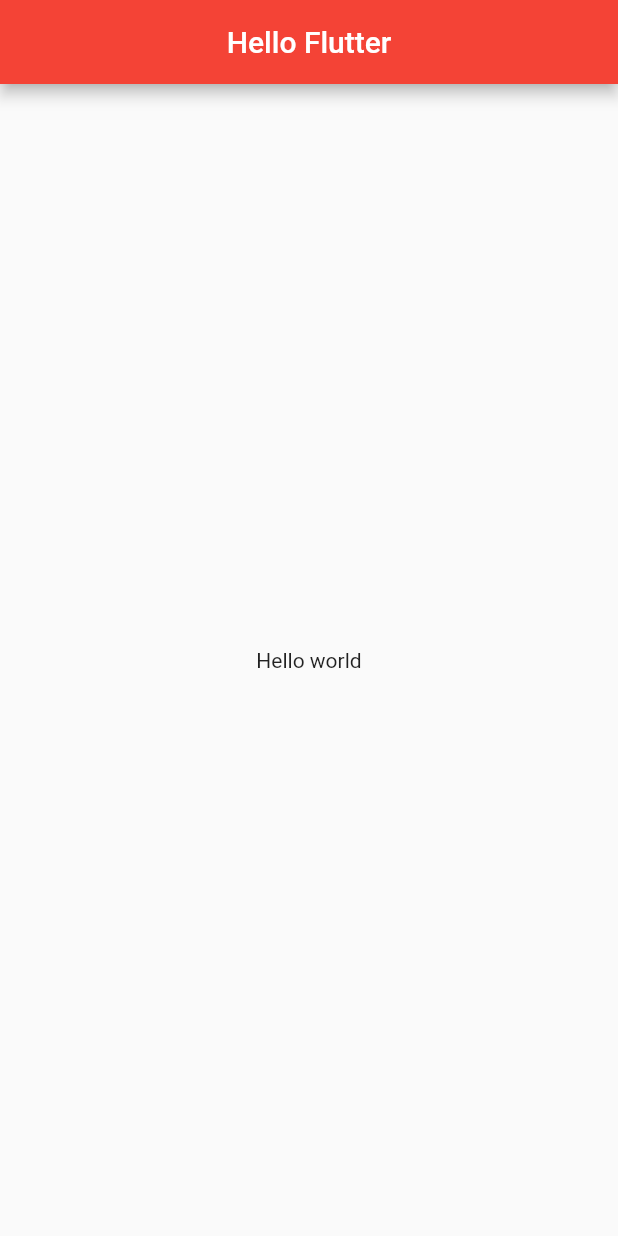
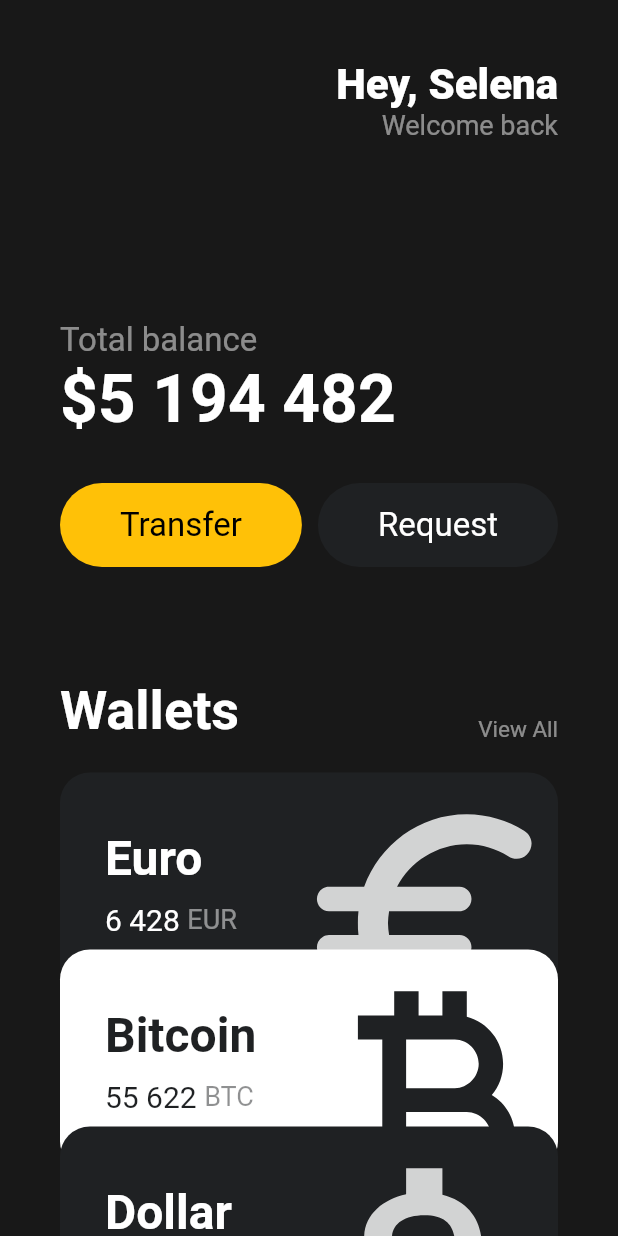
Before and after one commit to jwhwang0911/Flutter_Study, a Flutter app: the screen it shows after launch, on a phone screen of 412 x 824 dp. Run offline on Flutter 3.47's test engine with Material 2 defaults, Android fonts, the phone set to English and light mode, and no system bars.

Commit message:
Study : Flutter UI Challenge Fin

```diff
--- a/toonflix/lib/main.dart
+++ b/toonflix/lib/main.dart
@@ -1,13 +1,16 @@
-import 'package:flutter/cupertino.dart';
 import 'package:flutter/material.dart';
+import './widgets/Button.dart';
+import './widgets/cards.dart';
 
 void main() {
-  runApp(App());
+  runApp(const App());
   // root = App이라는 이름의 Widget
 }
 
 // Class 를 Widget으로 만드려면 3가지 core Widget중 하나를 상속받아야함.
 class App extends StatelessWidget {
+  const App({super.key});
+
   // StateLess Widget은 build 이름의 method를 구현해야함
   // Root Widget은 material이나 cupertino이라는 옵션을 return 해야함.
   @override
@@ -15,13 +18,148 @@ class App extends StatelessWidget {
     // Mobile app은 scaffold가 있어야함 (화면 구조)
     return MaterialApp(
       home: Scaffold(
-        appBar: AppBar(
-          title: Center(
-            child: Text('Hello Flutter'),
+        backgroundColor: const Color(0xFF181818),
+        body: Padding(
+          padding: const EdgeInsets.symmetric(horizontal: 40),
+          child: Column(
+            crossAxisAlignment: CrossAxisAlignment.start,
+            children: [
+              const SizedBox(
+                height: 40,
+              ),
+              Row(
+                mainAxisAlignment: MainAxisAlignment.end,
+                children: [
+                  Column(
+                    crossAxisAlignment: CrossAxisAlignment.end,
+                    children: [
+                      const Text(
+                        'Hey, Selena',
+                        style: TextStyle(
+                          color: Colors.white,
+                          fontSize: 28,
+                          fontWeight: FontWeight.w800,
+                        ),
+                      ),
+                      Text(
+                        'Welcome back',
+                        style: TextStyle(
+                          color: Colors.white.withOpacity(0.5),
+                          fontSize: 18,
+                        ),
+                      ),
+                    ],
+                  )
+                ],
+              ),
+              const SizedBox(
+                height: 120,
+              ),
+              Text(
+                'Total balance',
+                style: TextStyle(
+                  color: Colors.white.withOpacity(0.5),
+                  fontSize: 22,
+                ),
+              ),
+              const Text(
+                '\$5 194 482',
+                style: TextStyle(
+                  color: Colors.white,
+                  fontSize: 44,
+                  fontWeight: FontWeight.w600,
+                ),
+              ),
+              const SizedBox(
+                height: 30,
+              ),
+              const Row(
+                mainAxisAlignment: MainAxisAlignment.spaceBetween,
+                children: [
+                  Button(
+                    text: 'Transfer',
+                    bgColor: Colors.amber,
+                    textColor: Colors.black,
+                  ),
+                  Button(
+                    text: 'Request',
+                    bgColor: Color(0xFF1F2123),
+                    textColor: Colors.white,
+                  )
+                ],
+              ),
+              const SizedBox(
+                height: 75,
+              ),
+              Row(
+                crossAxisAlignment: CrossAxisAlignment.end,
+                mainAxisAlignment: MainAxisAlignment.spaceBetween,
+                children: [
+                  const Text(
+                    'Wallets',
+                    style: TextStyle(
+                      color: Colors.white,
+                      fontSize: 36,
+                      fontWeight: FontWeight.w600,
+                    ),
+                  ),
+                  Text(
+                    'View All',
+                    style: TextStyle(
+                      color: Colors.white.withOpacity(0.5),
+                      fontSize: 15,
+                    ),
+                  ),
+                ],
+              ),
+              const SizedBox(
+                height: 20,
+              ),
+              Cards(
+                dollertype: "Euro",
+                bgColor: const Color(0xFF1F2123),
+                fontColor: Colors.white,
+                moneyAmount: "6 428",
+                dollorread: "EUR",
+                iconType: Icon(
+                  Icons.euro_rounded,
+                  color: Colors.white.withOpacity(0.8),
+                  size: 88,
+                ),
+              ),
+              Transform.translate(
+                offset: const Offset(0, -30),
+                child: const Cards(
+                  dollertype: "Bitcoin",
+                  fontColor: Color(0xFF1F2123),
+                  bgColor: Colors.white,
+                  moneyAmount: "55 622",
+                  dollorread: "BTC",
+                  iconType: Icon(
+                    Icons.currency_bitcoin,
+                    color: Color(0xFF1F2123),
+                    size: 88,
+                  ),
+                ),
+              ),
+              Transform.translate(
+                offset: const Offset(0, -60),
+                child: Cards(
+                  dollertype: "Dollar",
+                  bgColor: const Color(0xFF1F2123),
+                  fontColor: Colors.white,
+                  moneyAmount: "9 513",
+                  dollorread: "USD",
+                  iconType: Icon(
+                    Icons.attach_money_outlined,
+                    color: Colors.white.withOpacity(0.8),
+                    size: 88,
+                  ),
+                ),
+              ),
+            ],
           ),
-          backgroundColor: Colors.red,
         ),
-        body: Center(child: Text('Hello world')),
       ),
     ); // Google Style App
     // return CupertinoApp() // IOS Style
--- /dev/null
+++ b/toonflix/lib/widgets/button.dart
@@ -0,0 +1,37 @@
+import 'package:flutter/material.dart';
+
+class Button extends StatelessWidget {
+  final String text;
+  final Color bgColor;
+  final Color textColor;
+
+  const Button({
+    super.key,
+    required this.text,
+    required this.bgColor,
+    required this.textColor,
+  });
+
+  @override
+  Widget build(BuildContext context) {
+    return Container(
+      decoration: BoxDecoration(
+        borderRadius: BorderRadius.circular(45),
+        color: bgColor,
+      ),
+      child: Padding(
+        padding: const EdgeInsets.symmetric(
+          vertical: 15,
+          horizontal: 40,
+        ),
+        child: Text(
+          text,
+          style: TextStyle(
+            color: textColor,
+            fontSize: 22,
+          ),
+        ),
+      ),
+    );
+  }
+}
--- /dev/null
+++ b/toonflix/lib/widgets/cards.dart
@@ -0,0 +1,83 @@
+import 'package:flutter/material.dart';
+
+class Cards extends StatelessWidget {
+  final String dollertype;
+  final Color bgColor;
+  final Color fontColor;
+  final String moneyAmount;
+  final String dollorread;
+  final Icon iconType;
+
+  const Cards({
+    super.key,
+    required this.dollertype,
+    required this.bgColor,
+    required this.moneyAmount,
+    required this.dollorread,
+    required this.iconType,
+    required this.fontColor,
+  });
+  @override
+  Widget build(BuildContext context) {
+    return Container(
+      clipBehavior: Clip.hardEdge,
+      decoration: BoxDecoration(
+        color: bgColor,
+        borderRadius: BorderRadius.circular(20),
+      ),
+      child: Padding(
+        padding: const EdgeInsets.all(
+          30,
+        ),
+        child: Row(
+          mainAxisAlignment: MainAxisAlignment.spaceBetween,
+          children: [
+            Column(
+              crossAxisAlignment: CrossAxisAlignment.start,
+              children: [
+                Text(
+                  dollertype,
+                  style: TextStyle(
+                      color: fontColor,
+                      fontSize: 32,
+                      fontWeight: FontWeight.w600),
+                ),
+                const SizedBox(
+                  height: 10,
+                ),
+                Row(
+                  children: [
+                    Text(
+                      moneyAmount,
+                      style: TextStyle(
+                        color: fontColor,
+                        fontSize: 20,
+                      ),
+                    ),
+                    const SizedBox(
+                      width: 5,
+                    ),
+                    Text(
+                      dollorread,
+                      style: TextStyle(
+                        color: fontColor.withOpacity(0.5),
+                        fontSize: 18,
+                      ),
+                    ),
+                  ],
+                )
+              ],
+            ),
+            Transform.scale(
+              scale: 2.2,
+              child: Transform.translate(
+                offset: const Offset(-5, 12),
+                child: iconType,
+              ),
+            )
+          ],
+        ),
+      ),
+    );
+  }
+}
```
